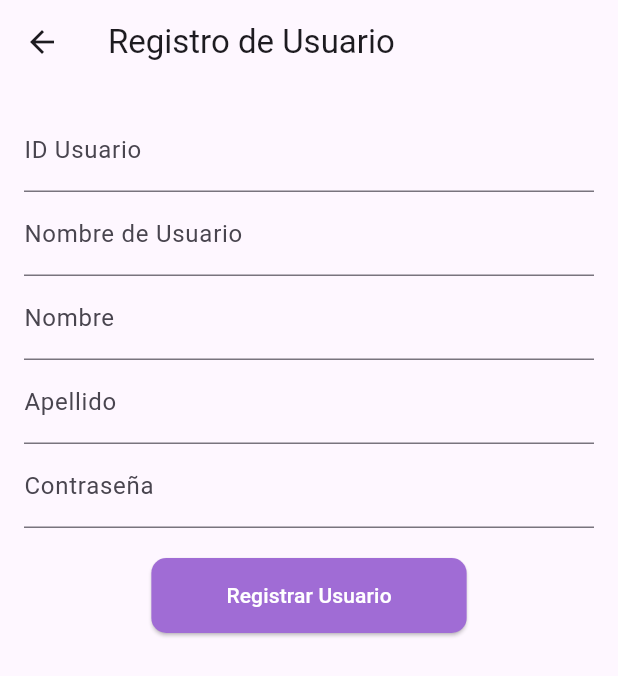
After one commit to MarLiz-SanCam/lpbd_app, a Flutter app: the screen it shows after launch, after a tap on "Registrar Usuario", on a phone screen of 412 x 824 dp. The commit adds this screen. Shown: the top 676 px of the screen. Run offline on Flutter 3.47's test engine with Material 3 defaults, Android fonts, the phone set to English and light mode, and no system bars; network calls fail.

Commit message:
DONE: catálogo de usuarios básico listo

```diff
--- a/frontend_app/lib/main.dart
+++ b/frontend_app/lib/main.dart
@@ -1,5 +1,7 @@
 import 'package:flutter/material.dart';
 import 'package:frontend_app/design/app_colors.dart';
+import 'package:frontend_app/pages/add_user.dart';
+import 'package:frontend_app/pages/see_users.dart';
 import 'package:frontend_app/pages/system_screen.dart';
 import 'package:http/http.dart' as http;
 import 'dart:convert';
@@ -118,27 +120,46 @@ class _LoginPageState extends State<LoginPage> {
       appBar: AppBar(
         backgroundColor: colors.accentuated,
         title: Text('Iniciar Sesión'),),
-      body: Container(
-             color: Colors.white,
+      body: Center(
+             //color: Colors.white,
              child: Column(
               mainAxisAlignment: MainAxisAlignment.center,
               children: [
-            TextField(
+            Container(
+              width: 300,
+              child: TextField(
               controller: usernameController,
               decoration: InputDecoration(labelText: 'User_name'),
             ),
-            SizedBox(height: 20),
+            ),
+            Container(
+              width: 300 ,
+              child:
             TextField(
               controller: passwordController,
               decoration: InputDecoration(labelText: 'Password'),
               obscureText: true,
+            ),
             ),
             SizedBox(height: 20),
             ElevatedButton(
               onPressed: login,
               child: Text('Iniciar Sesión'),
             ),
-            SizedBox(height: 20),
+            SizedBox(height: 10),
+            TextButton(
+              onPressed: () {
+                Navigator.of(context).push(MaterialPageRoute(builder: (context) => RegistroUsuario()));
+              },
+              child: Text('Registrar Usuario'),
+            ),
+            SizedBox(height: 40),
+            ElevatedButton(
+              onPressed: () {
+                Navigator.of(context).push(MaterialPageRoute(builder: (context) => ConsultarUsuarios()));
+              },
+              child: Text('Ver Usuarios'),
+            ),
             Text(message),
           ],
         ),),
--- /dev/null
+++ b/frontend_app/lib/pages/add_user.dart
@@ -0,0 +1,129 @@
+import 'package:flutter/material.dart';
+import 'dart:convert';
+import 'package:http/http.dart' as http;
+
+class RegistroUsuario extends StatefulWidget {
+  @override
+  _RegistroUsuarioState createState() => _RegistroUsuarioState();
+}
+
+class _RegistroUsuarioState extends State<RegistroUsuario> {
+  final _formKey = GlobalKey<FormState>();
+  String idusuario = '';
+  String nombre_usuario = '';
+  String nombre = '';
+  String apellido = '';
+  String password = '';
+
+  Future<void> crearUsuario() async {
+    final url = 'http://localhost:8000/usuarios';
+
+    final body = {
+      'idusuario': idusuario,
+      'nombre_usuario': nombre_usuario,
+      'nombre': nombre,
+      'apellido': apellido,
+      'password': password,
+    };
+
+    try {
+      final response = await http.post(
+        Uri.parse(url),
+        headers: {
+          'Content-Type': 'application/json',
+        },
+        body: json.encode(body),
+      );
+
+      if (response.statusCode == 200) {
+        // La solicitud fue exitosa
+        ScaffoldMessenger.of(context).showSnackBar(SnackBar(content: Text('Usuario creado')));
+      } else {
+        // Manejar errores de respuesta
+        ScaffoldMessenger.of(context).showSnackBar(SnackBar(content: Text('Error: ${response.body}')));
+      }
+    } catch (e) {
+      // Manejar errores de conexión
+      ScaffoldMessenger.of(context).showSnackBar(SnackBar(content: Text('Error de conexión: $e')));
+    }
+  }
+
+  @override
+  Widget build(BuildContext context) {
+    return Scaffold(
+      appBar: AppBar(
+        title: Text('Registro de Usuario'),
+      ),
+      body: Padding(
+        padding: const EdgeInsets.all(16.0),
+        child: Form(
+          key: _formKey,
+          child: Column(
+            children: [
+              TextFormField(
+                decoration: InputDecoration(labelText: 'ID Usuario'),
+                onChanged: (value) => idusuario = value,
+                validator: (value) {
+                  if (value == null || value.isEmpty) {
+                    return 'Por favor ingresa un ID de usuario';
+                  }
+                  return null;
+                },
+              ),
+              TextFormField(
+                decoration: InputDecoration(labelText: 'Nombre de Usuario'),
+                onChanged: (value) => nombre_usuario = value,
+                validator: (value) {
+                  if (value == null || value.isEmpty) {
+                    return 'Por favor ingresa un nombre de usuario';
+                  }
+                  return null;
+                },
+              ),
+              TextFormField(
+                decoration: InputDecoration(labelText: 'Nombre'),
+                onChanged: (value) => nombre = value,
+                validator: (value) {
+                  if (value == null || value.isEmpty) {
+                    return 'Por favor ingresa tu nombre';
+                  }
+                  return null;
+                },
+              ),
+              TextFormField(
+                decoration: InputDecoration(labelText: 'Apellido'),
+                onChanged: (value) => apellido = value,
+                validator: (value) {
+                  if (value == null || value.isEmpty) {
+                    return 'Por favor ingresa tu apellido';
+                  }
+                  return null;
+                },
+              ),
+              TextFormField(
+                decoration: InputDecoration(labelText: 'Contraseña'),
+                obscureText: true,
+                onChanged: (value) => password = value,
+                validator: (value) {
+                  if (value == null || value.isEmpty) {
+                    return 'Por favor ingresa una contraseña';
+                  }
+                  return null;
+                },
+              ),
+              SizedBox(height: 20),
+              ElevatedButton(
+                onPressed: () {
+                  if (_formKey.currentState!.validate()) {
+                    crearUsuario(); // Llama a la función para crear el usuario
+                  }
+                },
+                child: Text('Registrar Usuario'),
+              ),
+            ],
+          ),
+        ),
+      ),
+    );
+  }
+}
--- /dev/null
+++ b/frontend_app/lib/usuario.dart
@@ -0,0 +1,22 @@
+class Usuario {
+  final int idusuario;
+  final String nombre_usuario;
+  final String nombre;
+  final String apellido;
+
+  Usuario({
+    required this.idusuario,
+    required this.nombre_usuario,
+    required this.nombre,
+    required this.apellido,
+  });
+
+  factory Usuario.fromJson(Map<String, dynamic> json) {
+    return Usuario(
+      idusuario: json['idusuario'],
+      nombre_usuario: json['nombre_usuario'],
+      nombre: json['nombre'],
+      apellido: json['apellido'],
+    );
+  }
+}
```
Also changed, not shown: frontend_app/lib/pages/see_users.dart (added, +83 -0 lines), frontend_app/lib/pages/show_user_detail.dart (added, +155 -0 lines), 1 other file.
